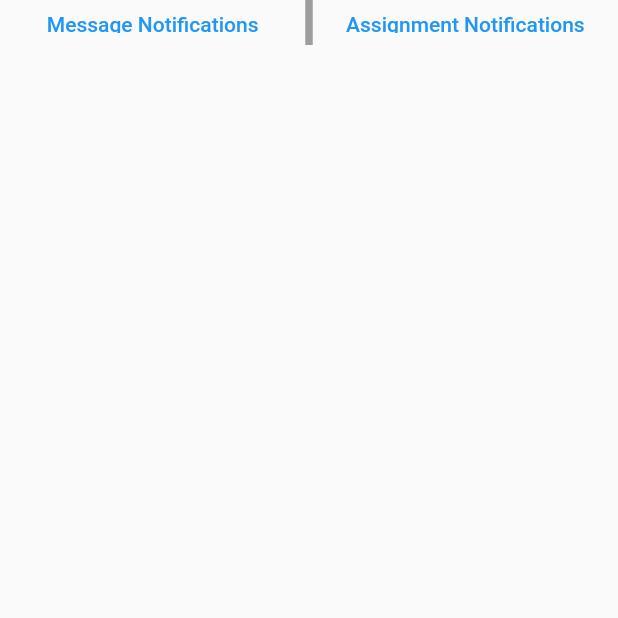
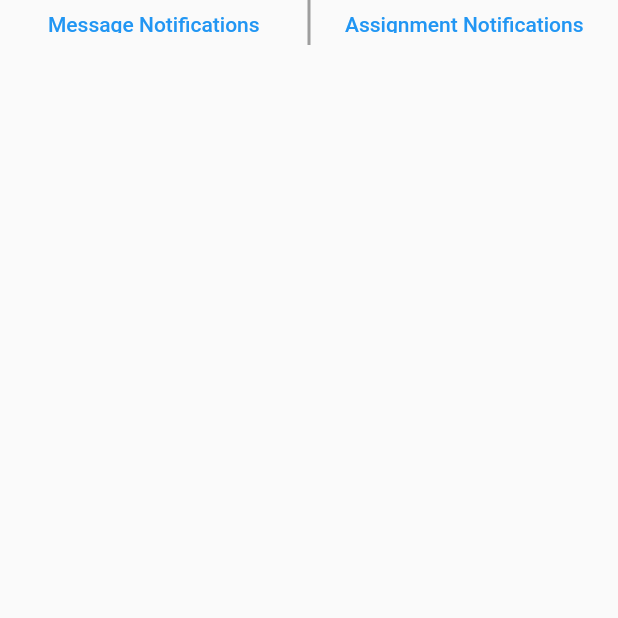
Before and after one commit to Lashwiga/4PageFlutterTemplate, a Flutter app: the Screen4 screen opened directly, on a phone screen of 412 x 824 dp, the top half of it. Run offline on Flutter 3.47's test engine with Material 2 defaults, Android fonts, the phone set to English and light mode, and no system bars.

Commit message:
Made code for expanding double TextButton much shorter

```diff
--- a/lib/screen_4.dart
+++ b/lib/screen_4.dart
@@ -19,26 +19,20 @@ class _Screen4State extends State<Screen4> {
               child: Row(
                 children: [
                   // Message notis button
-                  Flexible(
-                    child: FractionallySizedBox(
-                      widthFactor: 1,
+                  Expanded(
                     child: TextButton(
                         onPressed: () {print('msgnoti pressed');},
                         child: Text('Message Notifications')),
                   ),
-                  ),
                   Container(
                     color: Colors.grey,
-                    width: 5.0,
+                    width: 2.0,
                   ),
                   // Assignment notis button
-                  Flexible(
-                    child: FractionallySizedBox(
-                      widthFactor: 1,
+                  Expanded(
                     child: TextButton(
                         onPressed: () {print('asnmtnoti pressed');},
                         child: Text('Assignment Notifications')),
-                    ),
                   )
                 ],
               ),
```
Lines whose indentation alone changed are shown as unchanged.
